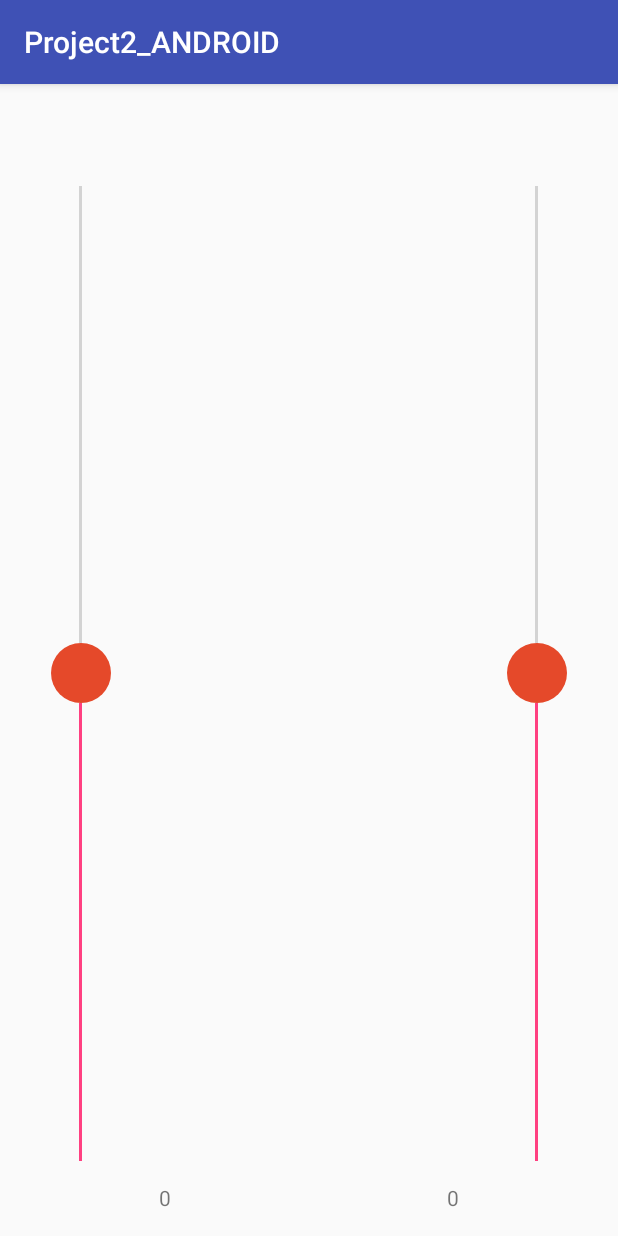
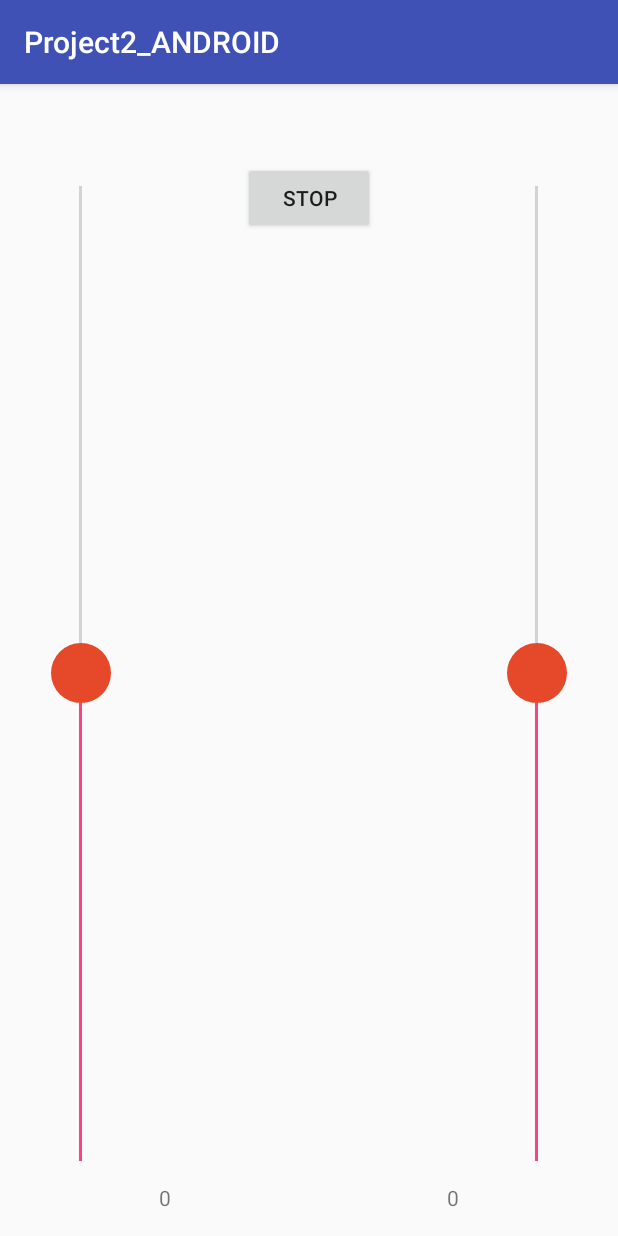
Before and after one commit to kristoftjonck/Project2, an Android app: the screen it shows after launch (MainActivity), on a phone screen of 412 x 824 dp. Run offline under Robolectric (Android 15) with nearby library versions, the phone set to English and light mode, and no system bars.

Commit message:
Added a button to stop the car

```diff
--- a/Project2_ANDROID/app/src/main/java/com/example/kristof/project2_android/MainActivity.java
+++ b/Project2_ANDROID/app/src/main/java/com/example/kristof/project2_android/MainActivity.java
@@ -1,20 +1,24 @@
 package com.example.kristof.project2_android;
 
+import android.os.Bundle;
 import android.support.v7.app.AppCompatActivity;
-import android.os.Bundle;
 import android.view.View;
-import android.widget.*;
-import java.io.*;
+import android.widget.Button;
+import android.widget.SeekBar;
+import android.widget.TextView;
+
+import java.io.BufferedWriter;
+import java.io.IOException;
+import java.io.OutputStreamWriter;
+import java.io.PrintWriter;
 import java.net.Socket;
 import java.util.Timer;
-import java.util.concurrent.ThreadFactory;
 
 public class MainActivity extends AppCompatActivity {
-    Button buttonSend;
+    Button stopButton;
     TextView textResponse, leftText, rightText;
     VerticalSeekBar leftSeekBar, rightSeekBar;
     Socket socket;
-    Thread sendThread;
     Thread sending;
     Timer t = new Timer();
     @Override
@@ -27,9 +31,17 @@
         rightSeekBar = (VerticalSeekBar) findViewById(R.id.seekBar2);
         leftText = (TextView) findViewById(R.id.leftText);
         rightText = (TextView) findViewById(R.id.rightText);
+        stopButton = (Button) findViewById(R.id.stopButton);
 
         leftSeekBar.setProgress(100);
         rightSeekBar.setProgress(100);
+        stopButton.setOnClickListener(new View.OnClickListener() {
+            @Override
+            public void onClick(View v) {
+                leftSeekBar.setProgress(0);
+                rightSeekBar.setProgress(0);
+            }
+        });
         leftSeekBar.setOnSeekBarChangeListener(
                 new SeekBar.OnSeekBarChangeListener() {
                     @Override
--- a/Project2_ANDROID/app/src/main/res/layout/activity_main.xml
+++ b/Project2_ANDROID/app/src/main/res/layout/activity_main.xml
@@ -11,59 +11,67 @@
     tools:context="com.example.kristof.project2_android.MainActivity">
 
     <TextView
+        android:id="@+id/response"
         android:layout_width="wrap_content"
         android:layout_height="wrap_content"
-        android:text=""
         android:layout_alignParentTop="true"
         android:layout_centerInParent="true"
         android:layout_marginTop="18dp"
-        android:id="@+id/response" />
+        android:text="" />
 
     <com.example.kristof.project2_android.VerticalSeekBar
         android:id="@+id/seekBar1"
         android:layout_width="wrap_content"
         android:layout_height="fill_parent"
+        android:layout_alignParentTop="true"
+        android:layout_marginBottom="18dp"
+        android:layout_marginLeft="18dp"
+        android:layout_marginTop="36dp"
         android:max="200"
-        android:thumb="@drawable/thumb_image"
-        android:layout_alignParentTop="true"
-        android:layout_marginLeft="18dp"
-        android:layout_marginBottom="18dp"
-        android:layout_marginTop="36dp"
         android:paddingLeft="6dp"
         android:paddingRight="6dp"
+        android:thumb="@drawable/thumb_image"
         android:thumbOffset="8dp"/>
 
     <TextView
+        android:id="@+id/leftText"
         android:layout_width="wrap_content"
         android:layout_height="wrap_content"
-        android:text="0"
         android:layout_alignParentBottom="true"
         android:layout_marginLeft="90dp"
-        android:id="@+id/leftText"/>
+        android:text="0" />
 
     <TextView
+        android:id="@+id/rightText"
         android:layout_width="wrap_content"
         android:layout_height="wrap_content"
-        android:text="0"
         android:layout_alignParentBottom="true"
         android:layout_alignParentRight="true"
         android:layout_marginRight="90dp"
-        android:id="@+id/rightText"/>
+        android:text="0" />
 
     <com.example.kristof.project2_android.VerticalSeekBar
         android:id="@+id/seekBar2"
         android:layout_width="wrap_content"
         android:layout_height="fill_parent"
+        android:layout_alignParentBottom="true"
+        android:layout_alignParentEnd="true"
+        android:layout_alignParentRight="true"
+        android:layout_marginBottom="18dp"
         android:layout_marginRight="18dp"
-        android:layout_marginBottom="18dp"
         android:layout_marginTop="36dp"
         android:max="200"
-        android:thumb="@drawable/thumb_image"
-        android:layout_alignParentBottom="true"
-        android:layout_alignParentRight="true"
-        android:layout_alignParentEnd="true"
         android:paddingLeft="6dp"
         android:paddingRight="6dp"
+        android:thumb="@drawable/thumb_image"
         android:thumbOffset="8dp" />
 
+    <Button
+        android:id="@+id/stopButton"
+        android:layout_width="wrap_content"
+        android:layout_height="wrap_content"
+        android:layout_alignTop="@+id/seekBar1"
+        android:layout_centerHorizontal="true"
+        android:text="STOP" />
+
 </RelativeLayout>
```
